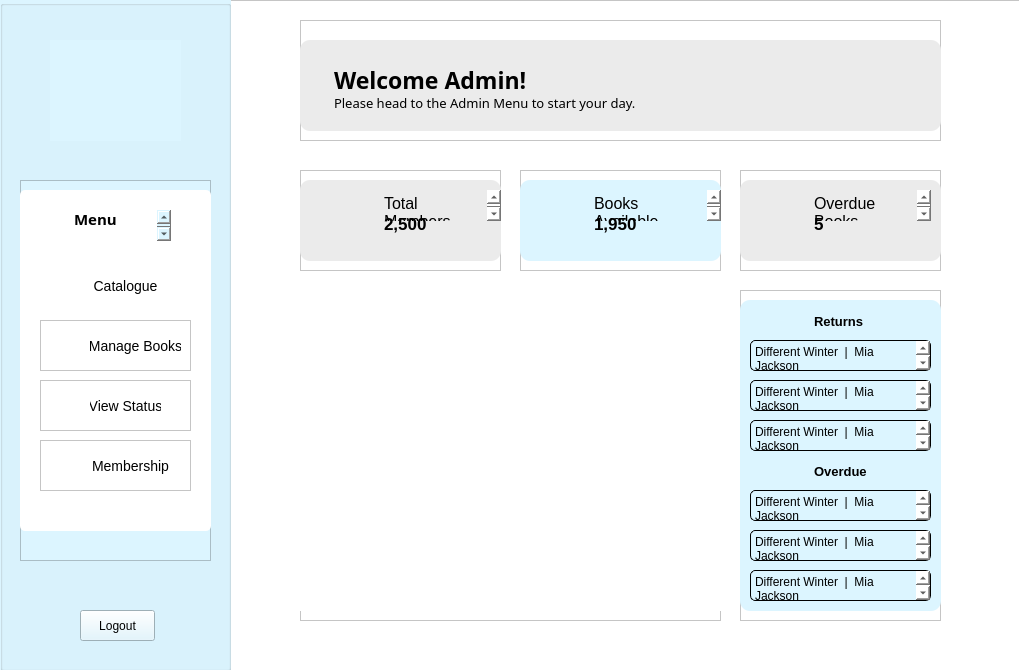
First picture: the form in LIS/adminhome.ui, repository TenacioussD/library_information_system, before the edit.
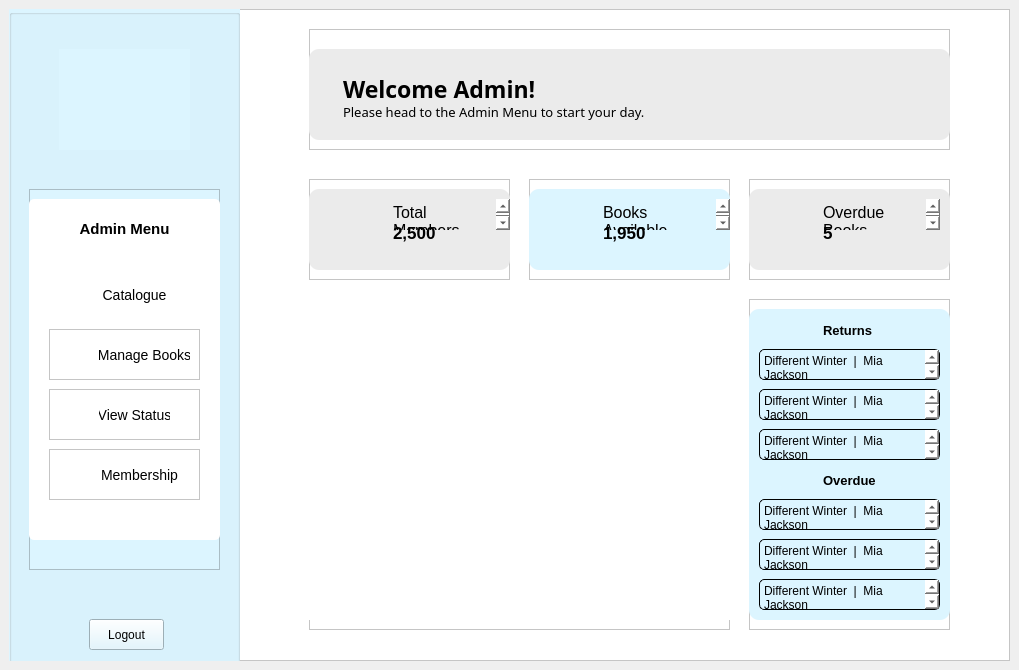
Second picture: the form after the edit. Icons and pictures are not drawn.

```diff
--- a/LIS/adminhome.ui
+++ b/LIS/adminhome.ui
@@ -14,15 +14,9 @@
    <string>MainWindow</string>
   </property>
   <widget class="QWidget" name="centralwidget">
+   <layout class="QVBoxLayout" name="verticalLayout">
+    <item>
    <widget class="QFrame" name="frame">
-    <property name="geometry">
-     <rect>
-      <x>0</x>
-      <y>0</y>
-      <width>1021</width>
-      <height>681</height>
-     </rect>
-    </property>
     <property name="styleSheet">
      <string notr="true">background: white;</string>
     </property>
@@ -116,35 +110,6 @@
         <enum>QFrame::Raised</enum>
        </property>
       </widget>
-      <widget class="QPlainTextEdit" name="plainTextEdit_6">
-       <property name="geometry">
-        <rect>
-         <x>50</x>
-         <y>30</y>
-         <width>101</width>
-         <height>31</height>
-        </rect>
-       </property>
-       <property name="styleSheet">
-        <string notr="true">font-family: Baloo 2;
-font-weight: bold;
-background: white;
-font-size: 15px;
-</string>
-       </property>
-       <property name="frameShape">
-        <enum>QFrame::NoFrame</enum>
-       </property>
-       <property name="frameShadow">
-        <enum>QFrame::Plain</enum>
-       </property>
-       <property name="plainText">
-        <string>Admin Menu</string>
-       </property>
-       <property name="backgroundVisible">
-        <bool>false</bool>
-       </property>
-      </widget>
       <widget class="QFrame" name="catalogue_1">
        <property name="geometry">
         <rect>
@@ -397,6 +362,31 @@
         </property>
        </widget>
       </widget>
+        <widget class="QLabel" name="label_9">
+         <property name="geometry">
+          <rect>
+           <x>0</x>
+           <y>30</y>
+           <width>191</width>
+           <height>20</height>
+          </rect>
+         </property>
+         <property name="layoutDirection">
+          <enum>Qt::LeftToRight</enum>
+         </property>
+         <property name="styleSheet">
+          <string notr="true">font-weight: bold;
+background: white;
+font-size: 15px;
+</string>
+         </property>
+         <property name="text">
+          <string>Admin Menu</string>
+         </property>
+         <property name="alignment">
+          <set>Qt::AlignCenter</set>
+         </property>
+        </widget>
      </widget>
     </widget>
     <widget class="QFrame" name="heading">
@@ -1072,6 +1062,8 @@
      </widget>
     </widget>
    </widget>
+    </item>
+   </layout>
   </widget>
  </widget>
  <resources>
```
Lines whose indentation alone changed are shown as unchanged.
